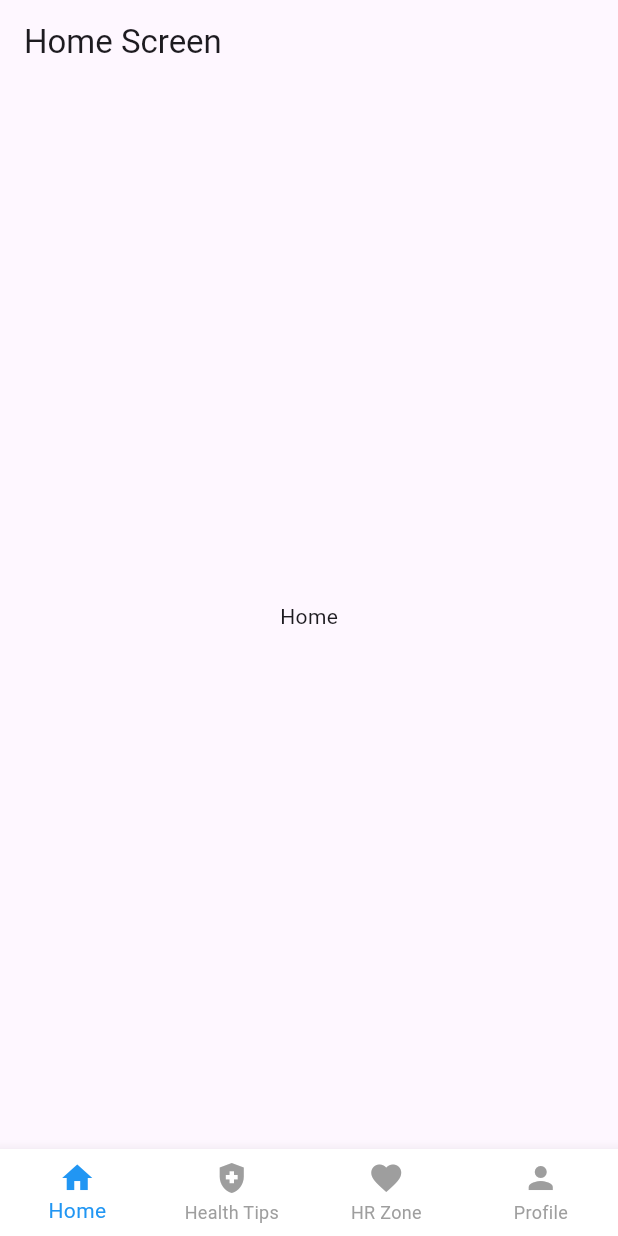
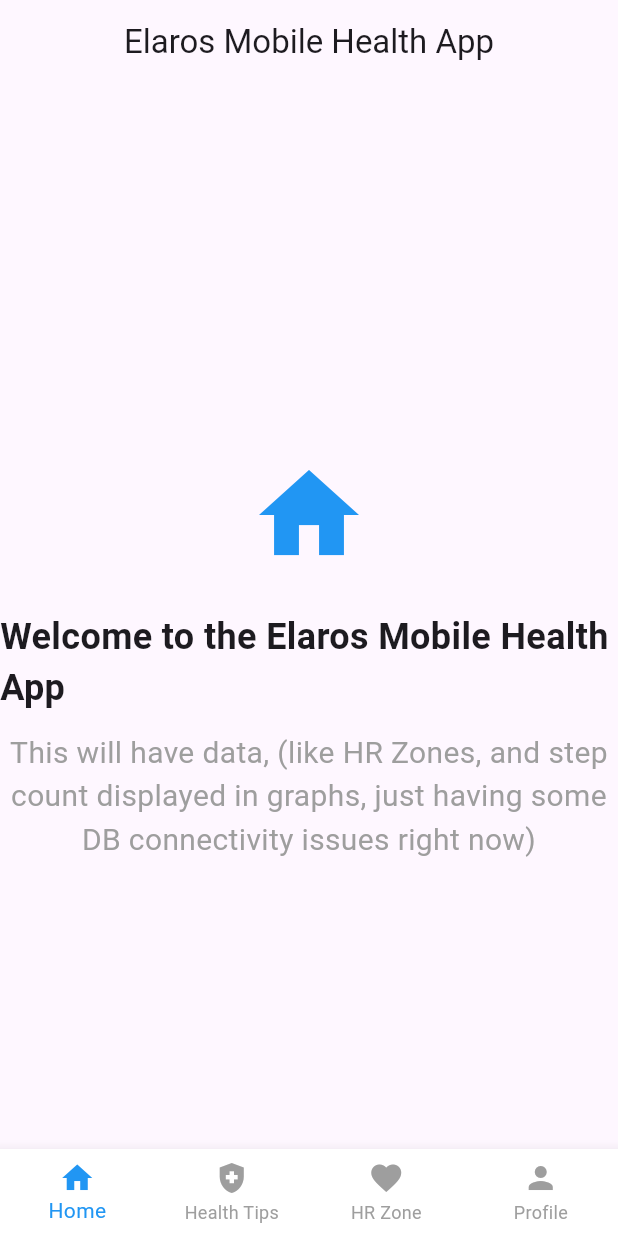
Before and after one commit to BillyBourbon/Elaros_Mobile_Application, a Flutter app: the screen it shows after launch, on a phone screen of 412 x 824 dp. Run offline on Flutter 3.47's test engine with Material 3 defaults, Android fonts, the phone set to English and light mode, and no system bars; our stand-ins replace clock, sqflite; missing offline and left inert: cristalyse; accounts and stored records are empty.

Commit message:
Basic UI just to have something to present as assigned hp unuseble and struggling with db connectivity

```diff
--- a/lib/ui/home/wigets/home_screen.dart
+++ b/lib/ui/home/wigets/home_screen.dart
@@ -1,5 +1,7 @@
 // home page. routes to the other views.
+import 'package:elaros_mobile_app/ui/test_page/wigets/test_page.dart';
 import 'package:elaros_mobile_app/ui/profile_page/wigets/profile_screen.dart';
+import 'package:elaros_mobile_app/ui/home_page/widgets/home_page.dart';
 import 'package:flutter/material.dart'
     show
         AppBar,
@@ -31,7 +33,7 @@ class _HomeScreenState extends State<HomeScreen> {
   @override
   Widget build(BuildContext context) {
     return Scaffold(
-      appBar: AppBar(title: const Text('Home Screen')),
+      appBar: AppBar(title: const Text('Elaros Mobile Health App'), centerTitle: true),
       body: _buildBody(),
       bottomNavigationBar: BottomNavBar(
         selectedIndex: _selectedIndex,
@@ -43,11 +45,11 @@ class _HomeScreenState extends State<HomeScreen> {
   Widget _buildBody() {
     switch (_selectedIndex) {
       case 0:
-        return const Center(child: Text('Home'));
+        return HomePage();
       case 1:
         return const Center(child: Text('Health Tips'));
       case 2:
-        return const Center(child: Text('HR Zone'));
+        return TestPage();
       case 3:
         return ProfileScreen();
       default:
--- /dev/null
+++ b/lib/ui/home_page/widgets/home_page.dart
@@ -0,0 +1,42 @@
+import 'package:flutter/material.dart';
+class HomePage extends StatelessWidget {
+  const HomePage({Key? key}) : super(key: key);
+
+  @override
+  Widget build(BuildContext context) {
+    return Scaffold(
+      appBar: AppBar(
+        centerTitle: true,
+      ),
+      body: Center(
+        child: Column(
+          mainAxisAlignment: MainAxisAlignment.center,
+          children: [
+            const Icon(
+              Icons.home,
+              size: 80,
+              color: Colors.blue,
+            ),
+            const SizedBox(height: 24),
+            const Text(
+              'Welcome to the Elaros Mobile Health App',
+              style: TextStyle(
+                fontSize: 24,
+                fontWeight: FontWeight.bold,
+              ),
+            ),
+            const SizedBox(height: 12),
+            const Text(
+                'This will have data, (like HR Zones, and step count displayed in graphs, just having some DB connectivity issues right now)',
+                textAlign: TextAlign.center,
+              style: TextStyle(
+                fontSize: 20,
+                color: Colors.grey
+              ),
+            ),
+          ],
+        ),
+      ),
+    );
+  }
+}
```
